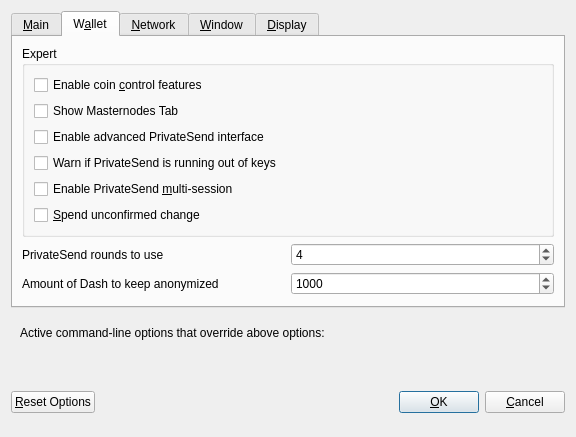
Above: src/qt/forms/optionsdialog.ui from mazanetwork/maza before the change. Below: the same form after it.
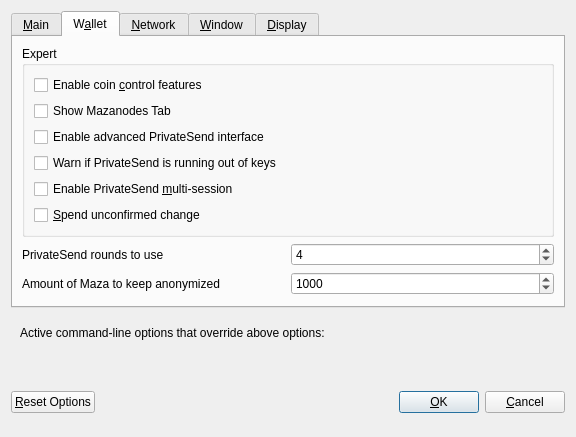
That is the form after the change. The open tabs and pages were chosen to show the change. Custom widgets are drawn as their Qt base class.

```diff
--- a/src/qt/forms/optionsdialog.ui
+++ b/src/qt/forms/optionsdialog.ui
@@ -159,7 +159,7 @@
              <string>Show additional tab listing all your masternodes in first sub-tab&lt;br/&gt;and all masternodes on the network in second sub-tab.</string>
             </property>
             <property name="text">
-             <string>Show Masternodes Tab</string>
+             <string>Show Mazanodes Tab</string>
             </property>
            </widget>
           </item>
@@ -253,7 +253,7 @@
             <string notr="true"/>
            </property>
            <property name="text">
-            <string>Amount of Dash to keep anonymized</string>
+            <string>Amount of Maza to keep anonymized</string>
            </property>
           </widget>
          </item>
```
Left out of the diff: 14 changed lines with no effect on the pictures.
